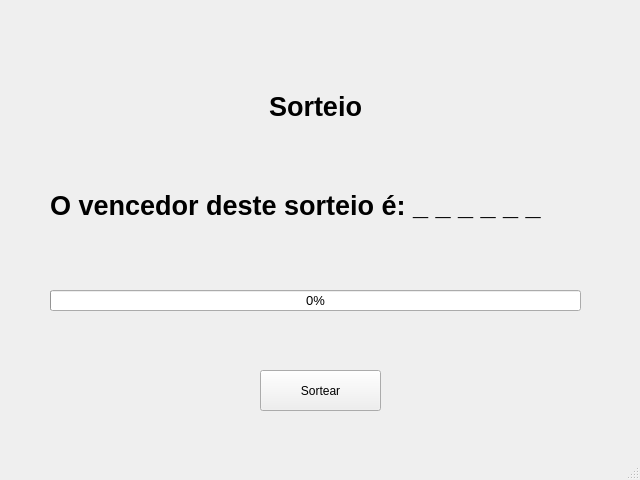
Above: sc2.ui from dennis-rocha/projeto_sorteio- before the change. Below: the same form after it.
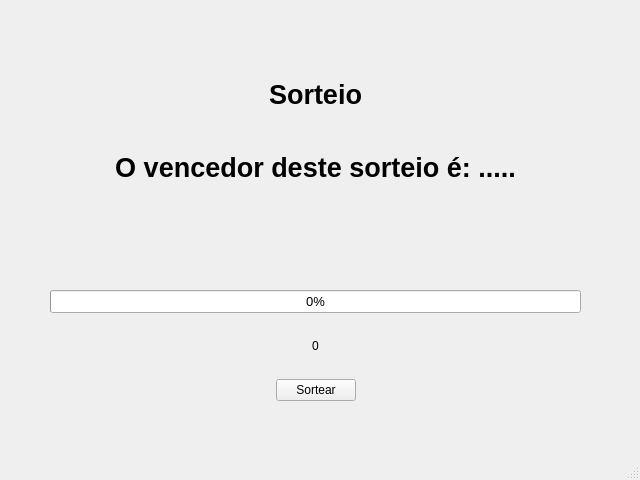
That is the form after the change.

Commit message: Personalizando função sorteio

The edit to the form file:
```diff
--- a/sc2.ui
+++ b/sc2.ui
@@ -14,47 +14,13 @@
    <string>MainWindow</string>
   </property>
   <widget class="QWidget" name="centralwidget">
-   <widget class="QProgressBar" name="progressBar">
-    <property name="geometry">
-     <rect>
-      <x>50</x>
-      <y>290</y>
-      <width>531</width>
-      <height>21</height>
-     </rect>
-    </property>
-    <property name="font">
-     <font>
-      <pointsize>10</pointsize>
-     </font>
-    </property>
-    <property name="value">
-     <number>0</number>
-    </property>
-    <property name="alignment">
-     <set>Qt::AlignCenter</set>
-    </property>
-   </widget>
-   <widget class="QPushButton" name="pushButton">
-    <property name="geometry">
-     <rect>
-      <x>260</x>
-      <y>370</y>
-      <width>121</width>
-      <height>41</height>
-     </rect>
-    </property>
-    <property name="text">
-     <string>Sortear</string>
-    </property>
-   </widget>
    <widget class="QWidget" name="">
     <property name="geometry">
      <rect>
       <x>50</x>
       <y>60</y>
       <width>531</width>
-      <height>191</height>
+      <height>141</height>
      </rect>
     </property>
     <layout class="QVBoxLayout" name="verticalLayout">
@@ -90,13 +56,97 @@
          <bold>true</bold>
         </font>
        </property>
+       <property name="layoutDirection">
+        <enum>Qt::LeftToRight</enum>
+       </property>
        <property name="text">
-        <string>O vencedor deste sorteio é: _ _ _ _ _ _</string>
+        <string>O vencedor deste sorteio é: .....</string>
+       </property>
+       <property name="alignment">
+        <set>Qt::AlignCenter</set>
        </property>
       </widget>
      </item>
     </layout>
    </widget>
+   <widget class="QWidget" name="">
+    <property name="geometry">
+     <rect>
+      <x>50</x>
+      <y>290</y>
+      <width>531</width>
+      <height>111</height>
+     </rect>
+    </property>
+    <layout class="QVBoxLayout" name="verticalLayout_3">
+     <item>
+      <layout class="QVBoxLayout" name="verticalLayout_2">
+       <item>
+        <widget class="QProgressBar" name="progressBar">
+         <property name="font">
+          <font>
+           <pointsize>10</pointsize>
+          </font>
+         </property>
+         <property name="value">
+          <number>0</number>
+         </property>
+         <property name="alignment">
+          <set>Qt::AlignCenter</set>
+         </property>
+        </widget>
+       </item>
+       <item>
+        <widget class="QLabel" name="label_3">
+         <property name="text">
+          <string>0</string>
+         </property>
+         <property name="alignment">
+          <set>Qt::AlignCenter</set>
+         </property>
+        </widget>
+       </item>
+      </layout>
+     </item>
+     <item>
+      <layout class="QHBoxLayout" name="horizontalLayout">
+       <item>
+        <spacer name="horizontalSpacer">
+         <property name="orientation">
+          <enum>Qt::Horizontal</enum>
+         </property>
+         <property name="sizeHint" stdset="0">
+          <size>
+           <width>40</width>
+           <height>20</height>
+          </size>
+         </property>
+        </spacer>
+       </item>
+       <item>
+        <widget class="QPushButton" name="pushButton">
+         <property name="text">
+          <string>Sortear</string>
+         </property>
+        </widget>
+       </item>
+       <item>
+        <spacer name="horizontalSpacer_2">
+         <property name="orientation">
+          <enum>Qt::Horizontal</enum>
+         </property>
+         <property name="sizeHint" stdset="0">
+          <size>
+           <width>40</width>
+           <height>20</height>
+          </size>
+         </property>
+        </spacer>
+       </item>
+      </layout>
+     </item>
+    </layout>
+   </widget>
   </widget>
   <widget class="QMenuBar" name="menubar">
    <property name="geometry">
```
The commit also changes 2 other files.
